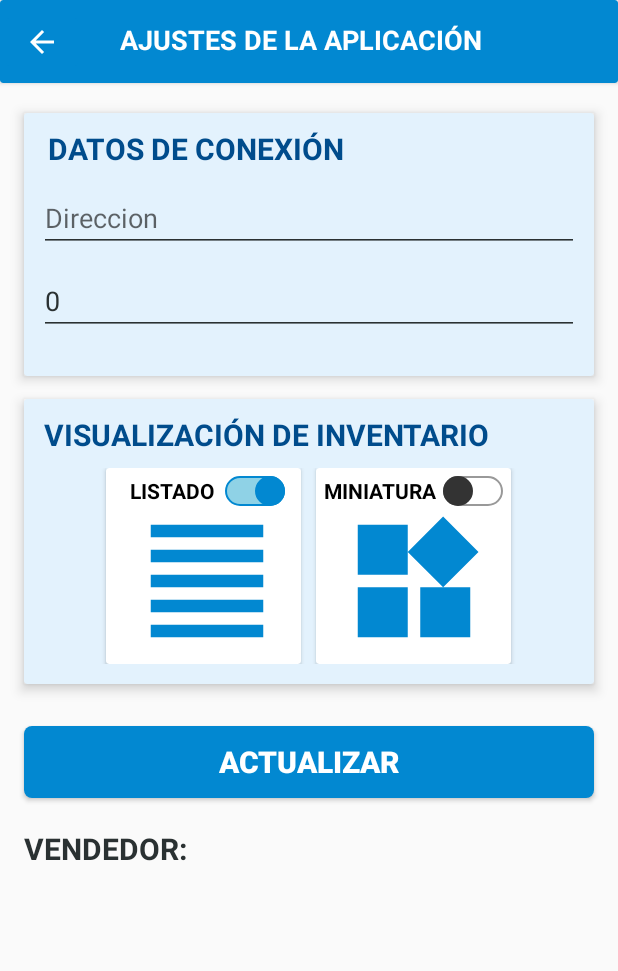
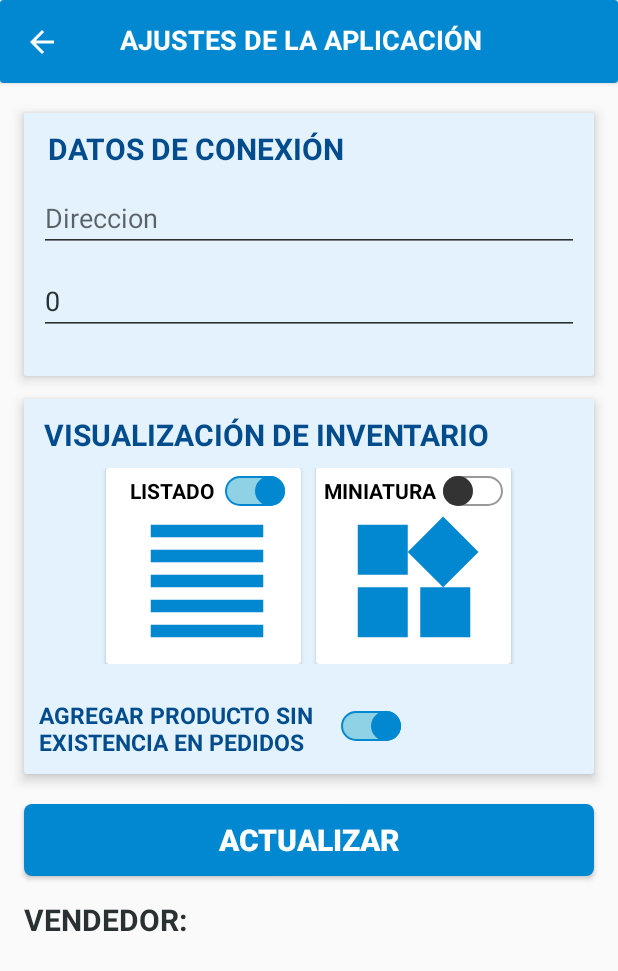
Before and after one commit to Anthonic1804/EnrikoRepuestos, an Android app: the Configuracion screen opened directly, with no data from a screen before it, on a phone screen of 412 x 824 dp. Shown: the top 971 px of the screen. Run offline under Robolectric (Android 15) with nearby library versions, the phone set to English and light mode, and no system bars.

Commit message:
FUNCION AGREGAR PRODUCTO SIN EXISTENCIAS IMPLEMENTADA EN MODULO INVENTARIO, FALTA RESTRIGIN AL MOMENTO DE AGREGAR PRODUCTO AL PEDIDO

```diff
--- a/app/src/main/java/com/example/acae30/Configuracion.kt
+++ b/app/src/main/java/com/example/acae30/Configuracion.kt
@@ -14,6 +14,7 @@ import androidx.core.content.ContextCompat
 import com.example.acae30.database.Database
 import com.example.acae30.modelos.Config
 import com.google.android.material.snackbar.Snackbar
+import kotlinx.android.synthetic.main.activity_inicio.*
 import kotlinx.coroutines.Dispatchers
 import kotlinx.coroutines.GlobalScope
 import kotlinx.coroutines.launch
@@ -26,6 +27,7 @@ class Configuracion : AppCompatActivity() {
 
     private var swlista: Switch? = null
     private var swminiatura: Switch? = null
+    private var swSinExistencia: Switch? = null
     private var dataBase: Database? = null
 
     private var atras: ImageButton? = null
@@ -38,6 +40,10 @@ class Configuracion : AppCompatActivity() {
     private var txtvendedor: TextView? = null
     private var funciones: Funciones? = null
     private var alerta: AlertDialogo? = null
+
+    //VARIABLES TABLA CONFIG DE LA APP
+    private var vistaInventario: Int? = null //INVENTARIO 1 -> VISTA MINIATURA  2-> VISTA EN LISTA
+    private var sinExistencias: Int? = null  // 1 -> Si    0 -> no
 
     override fun onCreate(savedInstanceState: Bundle?) {
         super.onCreate(savedInstanceState)
@@ -61,9 +67,12 @@ class Configuracion : AppCompatActivity() {
         //FUNCIONES AGRAGADAS PARA LOS CONTROLES DE VISTA DE INVENTARIO
         swlista = findViewById(R.id.swlista)
         swminiatura = findViewById(R.id.swminiatura)
+        swSinExistencia = findViewById(R.id.swSinExistencias)
 
         mostrarSeleccionInventario()
 
+        // 1 -> LISTADO
+        // 2 -> VISTA MINIATURA
         swlista!!.setOnCheckedChangeListener { _, isChecked ->
             if (isChecked) {
                 swminiatura!!.isChecked = false
@@ -84,6 +93,17 @@ class Configuracion : AppCompatActivity() {
             }
         }
 
+        //ACTUALIZAR CONFIG PARA PEDIDOS SIN EXISTENCIAS
+        //1 -> SI
+        //0 -> NO
+        swSinExistencia!!.setOnCheckedChangeListener { _, isChecked ->
+            if(isChecked){
+                updateConfigPedido(1)
+            }else{
+                updateConfigPedido(0)
+            }
+        }
+
     } //funcion que inicializa las variables
 
     //FUNCION PARA SELECCION LOS DATOS DE LA TABLA CONFIG
@@ -97,7 +117,8 @@ class Configuracion : AppCompatActivity() {
                 cursor.moveToFirst()
                 do{
                     val arreglo = Config(
-                        cursor.getInt(0)
+                        cursor.getInt(0),
+                        cursor.getInt(1)
                     )
                     list.add(arreglo)
                 }while (cursor.moveToNext())
@@ -116,15 +137,21 @@ class Configuracion : AppCompatActivity() {
         try {
             val list: ArrayList<com.example.acae30.modelos.Config> = getConfigInventario()
             if(list.isNotEmpty()){
-                var vistaInventario = ""
                 for(data in list){
-                    vistaInventario = data.vistaInventario.toString()
+                    vistaInventario = data.vistaInventario!!.toInt()
+                    sinExistencias = data.sinExistencias!!.toInt()
                 }
 
-                if(vistaInventario.toInt() == 1){
+                if(vistaInventario == 1){
                     swminiatura!!.isChecked = true
                 }else{
                     swlista!!.isChecked = true
+                }
+
+                if(sinExistencias == 1){
+                    swSinExistencia!!.isChecked = true
+                }else{
+                    swSinExistencia!!.isChecked = false
                 }
             }
         } catch (e: Exception) {
@@ -136,10 +163,22 @@ class Configuracion : AppCompatActivity() {
     private fun updateVistaInventario(vistaInventario:Int){
         val data = dataBase!!.writableDatabase
         try {
-            data!!.execSQL("UPDATE config set vistaInventario=$vistaInventario")
+            data!!.execSQL("UPDATE config SET vistaInventario=$vistaInventario")
         }catch (e: Exception) {
             throw Exception(e.message)
         } finally {
+            data.close()
+        }
+    }
+
+    //FUNCION PARA ACTUALIZAR EL CAMPO DE EXISTENCIAS 0 EN PEDIDOS
+    private fun updateConfigPedido(sinExistencia: Int){
+        val data = dataBase!!.writableDatabase
+        try {
+            data!!.execSQL("UPDATE config SET sinExistencias=$sinExistencia")
+        }catch (e: Exception){
+            throw Exception(e.message)
+        }finally{
             data.close()
         }
     }
--- a/app/src/main/java/com/example/acae30/database/Tablas.kt
+++ b/app/src/main/java/com/example/acae30/database/Tablas.kt
@@ -55,13 +55,15 @@ class Tablas {
     //CREANDO LA TABLA CONFIG DE LA APP
     fun configApp(): String{
         val configApp = "CREATE TABLE config(" +
-                "vistaInventario INTEGER NOT NULL)"
+                "vistaInventario INTEGER NOT NULL," +
+                "sinExistencias INTEGER NOT NULL)"
         return  configApp
     }
     //INSERTANDO LA VISTA POR DEFECTO DEL INVENTARIO
     fun insertConfig():String{
         val insertConfig = "INSERT INTO config values(" +
-                "2)" //INSERTAMOS 2 COMO SELECCION POR DEFECTO VISTA LISTA
+                "2," + //INSERTAMOS 2 COMO SELECCION POR DEFECTO VISTA LISTA
+                "1)" //INSERTAMOS 1 COMO SELECCION POR DEFECTO AGREGAR PRODUCTOS SIN EXISTENCIAS
         return insertConfig
     }
 
--- a/app/src/main/java/com/example/acae30/modelos/Config.kt
+++ b/app/src/main/java/com/example/acae30/modelos/Config.kt
@@ -1,9 +1,10 @@
 package com.example.acae30.modelos
 
 data class Config(
-    var vistaInventario:Int?
+    var vistaInventario:Int?,
+    var sinExistencias: Int?
 ){
     override fun toString(): String {
-        return vistaInventario.toString()
+        return vistaInventario.toString(); sinExistencias.toString()
     }
 }
--- a/app/src/main/res/layout/activity_configuracion.xml
+++ b/app/src/main/res/layout/activity_configuracion.xml
@@ -127,7 +127,7 @@
     <androidx.cardview.widget.CardView
         android:id="@+id/cardVersiones"
         android:layout_width="0dp"
-        android:layout_height="190dp"
+        android:layout_height="250dp"
         android:layout_marginStart="16dp"
         android:layout_marginTop="15dp"
         android:layout_marginEnd="16dp"
@@ -160,16 +160,17 @@
                 app:layout_constraintTop_toTopOf="parent" />
 
             <LinearLayout
+                android:id="@+id/linearLayout3"
                 android:layout_width="match_parent"
                 android:layout_height="wrap_content"
-                android:orientation="horizontal"
-                android:padding="3dp"
                 android:layout_marginTop="5dp"
                 android:layout_weight="1"
                 android:gravity="center_horizontal"
-                app:layout_constraintTop_toBottomOf="@+id/lblversiones"
+                android:orientation="horizontal"
+                android:padding="3dp"
+                app:layout_constraintEnd_toEndOf="parent"
                 app:layout_constraintStart_toStartOf="parent"
-                app:layout_constraintEnd_toEndOf="parent">
+                app:layout_constraintTop_toBottomOf="@+id/lblversiones">
 
 
                 <androidx.cardview.widget.CardView
@@ -252,6 +253,32 @@
 
             </LinearLayout>
 
+            <TextView
+                android:id="@+id/lblInventarioCero"
+                android:layout_width="200dp"
+                android:layout_height="wrap_content"
+                android:layout_marginStart="10dp"
+                android:layout_marginTop="20dp"
+                android:text="AGREGAR PRODUCTO SIN EXISTENCIA EN PEDIDOS"
+                android:textColor="@color/colorPrimaryDark"
+                android:textColorLink="@color/colorPrimaryDark"
+                android:textSize="15sp"
+                android:textStyle="bold"
+                app:layout_constraintHorizontal_bias="0.055"
+                app:layout_constraintStart_toStartOf="parent"
+                app:layout_constraintTop_toBottomOf="@+id/linearLayout3" />
+
+            <Switch
+                android:id="@+id/swSinExistencias"
+                android:layout_width="wrap_content"
+                android:layout_height="wrap_content"
+                android:layout_marginTop="28dp"
+                android:thumb="@drawable/thumb"
+                android:track="@drawable/track"
+                app:layout_constraintEnd_toEndOf="parent"
+                app:layout_constraintHorizontal_bias="0.01"
+                app:layout_constraintStart_toEndOf="@+id/lblInventarioCero"
+                app:layout_constraintTop_toBottomOf="@+id/linearLayout3" />
 
         </androidx.constraintlayout.widget.ConstraintLayout>
     </androidx.cardview.widget.CardView>
@@ -260,7 +287,7 @@
         android:id="@+id/btnupdate"
         android:layout_width="0dp"
         android:layout_height="wrap_content"
-        android:layout_marginTop="28dp"
+        android:layout_marginTop="20dp"
         android:layout_marginStart="16dp"
         android:layout_marginEnd="16dp"
         android:background="@drawable/border_btnenviar"
@@ -276,16 +303,14 @@
         android:id="@+id/textView19"
         android:layout_width="wrap_content"
         android:layout_height="wrap_content"
+        android:layout_marginStart="16dp"
+        android:layout_marginTop="15dp"
         android:width="125dp"
-        android:layout_marginStart="16dp"
-        android:layout_marginTop="20dp"
-        android:layout_marginEnd="32dp"
         android:text="VENDEDOR:"
         android:textAlignment="textStart"
         android:textColor="@color/colordark"
         android:textSize="20sp"
         android:textStyle="bold"
-        app:layout_constraintHorizontal_bias="0.061"
         app:layout_constraintStart_toStartOf="parent"
         app:layout_constraintTop_toBottomOf="@+id/btnupdate" />
 
@@ -295,8 +320,7 @@
         android:width="200dp"
         android:layout_height="wrap_content"
         android:layout_marginLeft="20dp"
-        android:layout_marginTop="20dp"
-        android:layout_marginEnd="12dp"
+        android:layout_marginTop="15dp"
         android:text="Nombre"
         android:textColor="@color/colorPrimary"
         android:textSize="20sp"
```
Also changed, not shown: app/src/main/java/com/example/acae30/Inventario.kt (+29 -21 lines).
